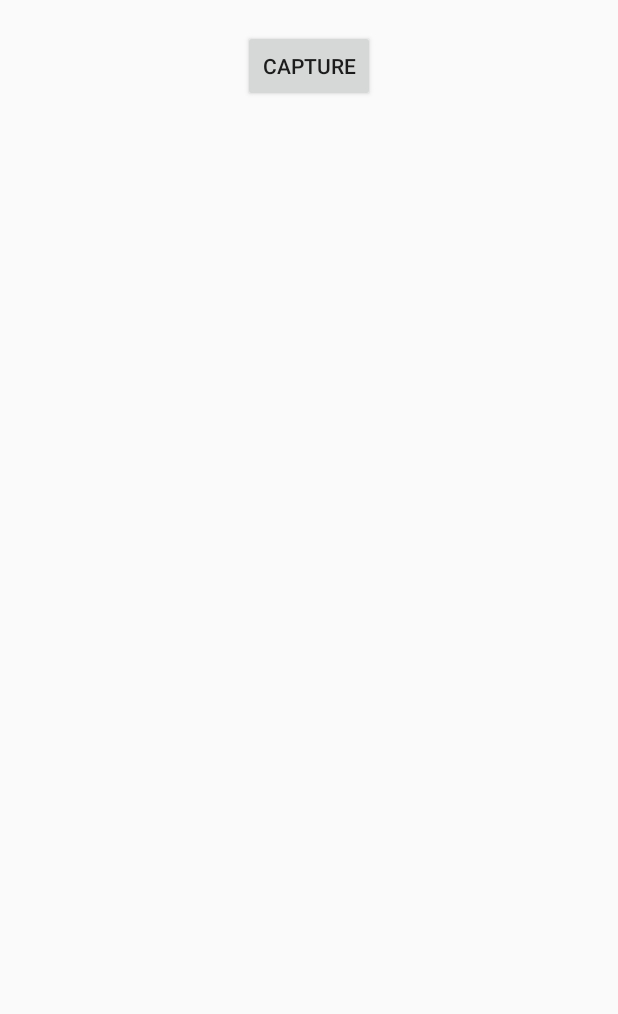
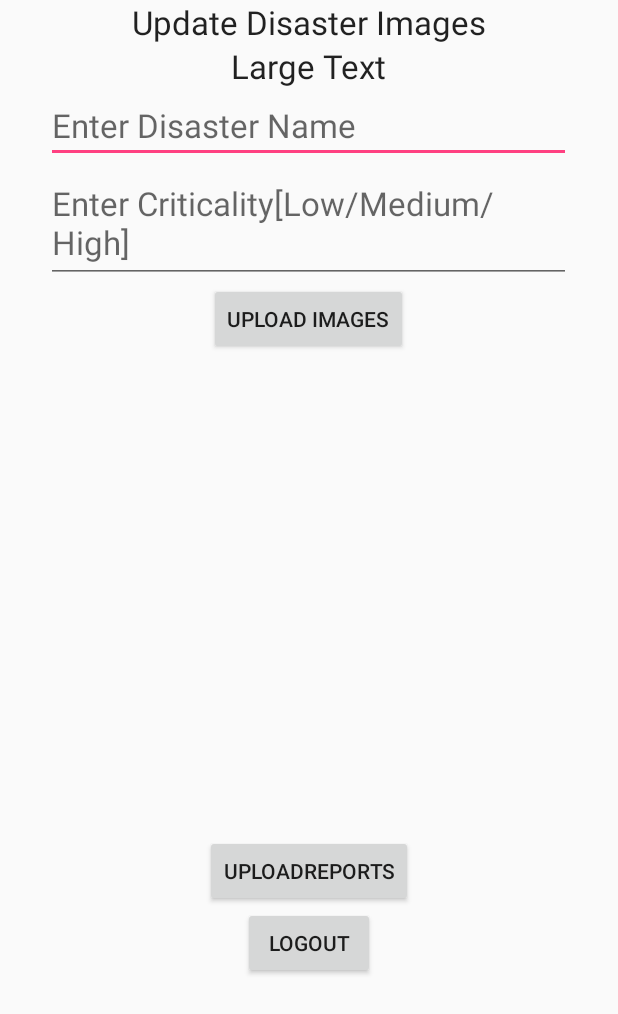
Before and after one commit to swaroopg79/GDP_AndroidSR, an Android app: the layout activity_profile.xml on its own in the app's theme, with its tools: preview values and no code run, on a phone screen of 412 x 824 dp. Shown: the top 1014 px of the screen. Run offline under Robolectric (Android 15) with nearby library versions, the phone set to English and light mode, and no system bars.

Commit message:
Latest code with fixing errors

```diff
--- a/app/src/main/res/layout/activity_profile.xml
+++ b/app/src/main/res/layout/activity_profile.xml
@@ -6,21 +6,72 @@
     android:layout_height="match_parent"
     tools:context="com.example.s528802.studentregistartion.ProfileActivity"
     android:orientation="vertical">
-    <Button
-        android:id="@+id/captureImage"
+    <TextView
         android:layout_width="wrap_content"
         android:layout_height="wrap_content"
-        android:layout_marginTop="20dp"
+        android:textAppearance="?android:attr/textAppearanceLarge"
+        android:text="Update Disaster Images"
+        android:id="@+id/captureReports"
+        android:layout_gravity="center_horizontal" />
+
+
+
+    <TextView
+        android:layout_width="wrap_content"
+        android:layout_height="wrap_content"
+        android:textAppearance="?android:attr/textAppearanceLarge"
+        android:text="Large Text"
+        android:id="@+id/textViewUserEmail"
+        android:layout_gravity="center_horizontal" />
+
+    <EditText
+        android:layout_width="350dp"
+        android:layout_height="50dp"
+        android:textAppearance="?android:attr/textAppearanceLarge"
+        android:id="@+id/disasterName"
+        android:hint="Enter Disaster Name"
         android:layout_gravity="center_horizontal"
-        android:text="capture"
         />
 
+    <EditText
+        android:layout_width="350dp"
+        android:layout_height="80dp"
+        android:textAppearance="?android:attr/textAppearanceLarge"
+        android:id="@+id/criticality"
+        android:hint="Enter Criticality[Low/Medium/High]"
+        android:layout_gravity="center_horizontal"
+        />
+
+    <Button
+        android:layout_width="wrap_content"
+        android:layout_height="wrap_content"
+        android:text="Upload Images"
+        android:id="@+id/uploadDisasterImage"
+        android:layout_gravity="center_horizontal" />
+
+
     <ImageView
-        android:id="@+id/imageview"
-        android:layout_width="350dp"
+        android:layout_width="300dp"
         android:layout_height="300dp"
-        android:layout_marginTop="20dp"
-        android:layout_gravity="center_horizontal"/>
+        android:id="@+id/cameraImageView"
+        android:layout_below="@+id/camera"
+        android:layout_gravity="center_horizontal"
+        android:layout_marginTop="20dp"/>
+
+    <Button
+        android:layout_width="wrap_content"
+        android:layout_height="wrap_content"
+        android:text="UploadReports"
+        android:id="@+id/cameraUpload"
+        android:layout_gravity="center_horizontal" />
+
+
+    <Button
+        android:layout_width="wrap_content"
+        android:layout_height="wrap_content"
+        android:text="Logout"
+        android:id="@+id/buttonLogout"
+        android:layout_gravity="center_horizontal" />
 
 
     </LinearLayout>
```
